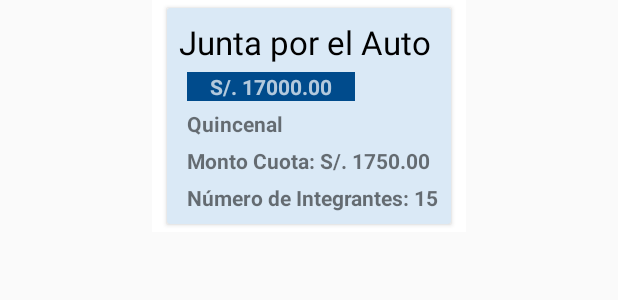
After one commit to scyrizales/juntate, an Android app: the layout row_item.xml on its own in the app's theme, with its tools: preview values and no code run, on a phone screen of 412 x 824 dp. The commit adds this screen. Shown: the top 300 px of the screen. Run offline under Robolectric (Android 15) with nearby library versions, the phone set to English and light mode, and no system bars.

Commit message:
Subiendo Pantallas

```diff
--- a/app/app/src/main/AndroidManifest.xml
+++ b/app/app/src/main/AndroidManifest.xml
@@ -36,7 +36,7 @@
             android:theme="@style/AppTheme.NoActionBar" />
         <activity
             android:name=".ListarJuntaActivity"
-            android:label="Crear Junta"
+            android:label="Listar Juntas"
             android:theme="@style/AppTheme.NoActionBar" />
         <activity
             android:name=".CalendarioJuntaActivity"
--- /dev/null
+++ b/app/app/src/main/res/layout/row_item.xml
@@ -0,0 +1,84 @@
+<?xml version="1.0" encoding="utf-8"?>
+<LinearLayout xmlns:android="http://schemas.android.com/apk/res/android"
+    xmlns:app="http://schemas.android.com/apk/res-auto"
+    android:orientation="vertical"
+    android:id="@+id/linearLayoutJuntas"
+    android:layout_width="wrap_content"
+    android:layout_centerHorizontal="true"
+    android:gravity="center_horizontal"
+    android:layout_gravity="center_horizontal"
+    android:background="@color/colorWhite"
+    android:layout_height="wrap_content">
+
+    <android.support.v7.widget.CardView xmlns:android="http://schemas.android.com/apk/res/android"
+        android:id="@+id/cvJunta"
+        android:layout_width="match_parent"
+        android:layout_height="wrap_content"
+        android:layout_gravity="center_horizontal"
+        app:cardBackgroundColor="@color/colorNavIcon"
+        android:layout_marginTop="5dp"
+        android:layout_marginBottom="5dp"
+        android:layout_marginLeft="10dp"
+        android:layout_marginRight="10dp">
+
+        <LinearLayout
+            android:orientation="vertical"
+            android:layout_width="match_parent"
+            android:layout_height="wrap_content"
+            android:padding="8dp">
+
+            <TextView
+                android:id="@+id/tvAlias"
+                android:layout_width="wrap_content"
+                android:layout_height="wrap_content"
+                android:text="Junta por el Auto"
+                android:textAppearance="@style/Base.TextAppearance.AppCompat.Large"
+                android:textColor="#000000" />
+
+            <TextView
+                android:id="@+id/textViewMonto"
+                android:layout_width="wrap_content"
+                android:layout_height="wrap_content"
+                android:layout_marginLeft="5dp"
+                android:layout_marginTop="5dp"
+                android:background="@color/colorPrimary"
+                android:paddingLeft="15dp"
+                android:paddingRight="15dp"
+                android:text="S/. 17000.00"
+                android:textAppearance="@style/Base.TextAppearance.AppCompat.Small.Inverse"
+                android:textStyle="bold" />
+
+            <TextView
+                android:id="@+id/textViewFrecuencia"
+                android:layout_width="wrap_content"
+                android:layout_height="wrap_content"
+                android:layout_marginLeft="5dp"
+                android:layout_marginTop="5dp"
+                android:text="Quincenal"
+                android:textAppearance="@style/Base.TextAppearance.AppCompat.Small"
+                android:textStyle="bold" />
+
+            <TextView
+                android:id="@+id/textViewMontoCuota"
+                android:layout_width="wrap_content"
+                android:layout_height="wrap_content"
+                android:layout_marginLeft="5dp"
+                android:layout_marginTop="5dp"
+                android:text="Monto Cuota: S/. 1750.00"
+                android:textAppearance="@style/Base.TextAppearance.AppCompat.Small"
+                android:textStyle="bold" />
+
+            <TextView
+                android:id="@+id/textViewNroIntegrantes"
+                android:layout_width="wrap_content"
+                android:layout_height="wrap_content"
+                android:layout_marginLeft="5dp"
+                android:layout_marginTop="5dp"
+                android:text="Número de Integrantes: 15"
+                android:textAppearance="@style/Base.TextAppearance.AppCompat.Small"
+                android:textStyle="bold" />
+
+        </LinearLayout>
+
+    </android.support.v7.widget.CardView>
+</LinearLayout>
--- a/app/app/src/main/res/values/colors.xml
+++ b/app/app/src/main/res/values/colors.xml
@@ -18,4 +18,8 @@
     <color name="colorPrimaryTwo">#00bcd4</color>
     <color name="colorPrimaryDarkTwo">#0097a7</color>
     <color name="colorAccentTwo">#03A9F4</color>
+
+    <color name="gray">#CCCCCC</color>
+    <color name="smoke">#05FF01</color>
+    <color name="colorNavIcon2">#fae9f6</color>
 </resources>
```
Also changed, not shown: app/app/src/main/java/com/jdk/jonnathan/juntateapp/ListarJuntaActivity.java (+49 -0 lines), app/app/src/main/java/com/jdk/jonnathan/juntateapp/adapters/JuntaAdapter.java (added, +77 -0 lines), app/app/src/main/res/layout/activity_listar_junta.xml (+83 -3 lines).
